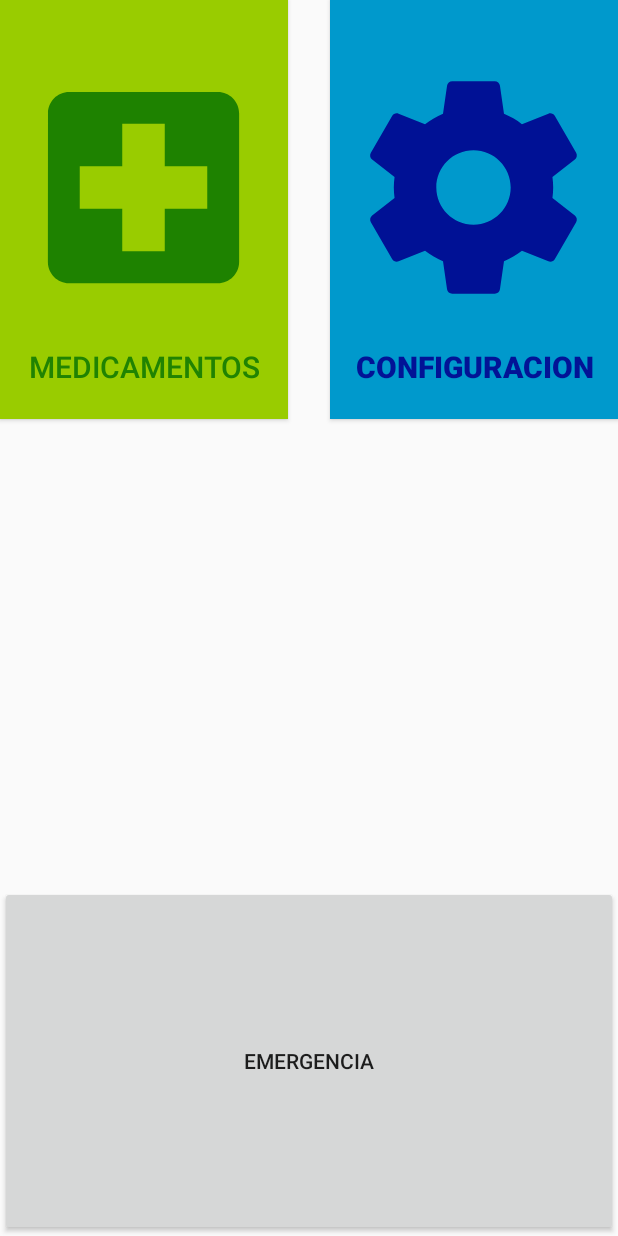
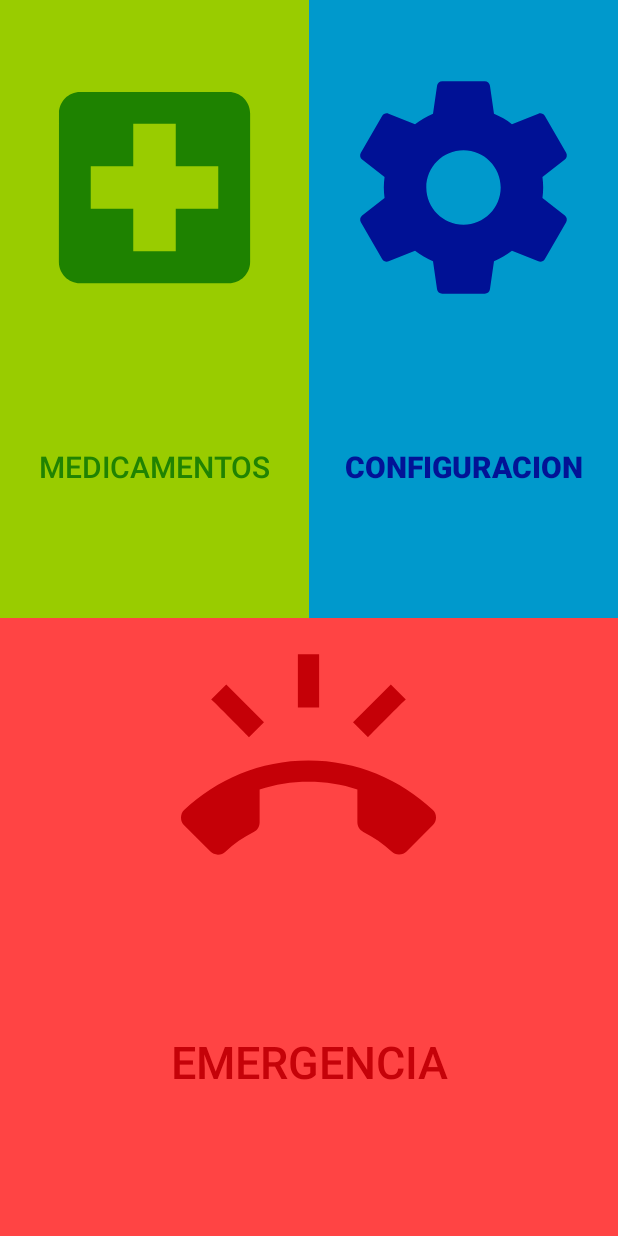
Before and after one commit to sergio-salazar/Canyouhelpmebeta, an Android app: the layout activity_main.xml on its own in the app's theme, with its tools: preview values and no code run, on a phone screen of 412 x 824 dp. Run offline under Robolectric (Android 15) with nearby library versions, the phone set to English and light mode, and no system bars.

Commit message:
Actualización de código.

```diff
--- a/app/src/main/java/mx/edu/itl/c16130842/canyouhelpmebeta/SplashActivity.java
+++ b/app/src/main/java/mx/edu/itl/c16130842/canyouhelpmebeta/SplashActivity.java
@@ -17,7 +17,7 @@ public class SplashActivity extends AppCompatActivity {
         new Handler().postDelayed(new Runnable() {
             @Override
             public void run() {
-                Intent intent = new Intent(SplashActivity.this, Main2Activity.class);
+                Intent intent = new Intent(SplashActivity.this, MainActivity.class);
                 startActivity(intent);
                 finish();
             }
--- /dev/null
+++ b/app/src/main/res/drawable/ic_contacts_white_170dp.xml
@@ -0,0 +1,5 @@
+<vector android:height="170dp" android:tint="#FFFFFF"
+    android:viewportHeight="24.0" android:viewportWidth="24.0"
+    android:width="170dp" xmlns:android="http://schemas.android.com/apk/res/android">
+    <path android:fillColor="#FF000000" android:pathData="M20,0L4,0v2h16L20,0zM4,24h16v-2L4,22v2zM20,4L4,4c-1.1,0 -2,0.9 -2,2v12c0,1.1 0.9,2 2,2h16c1.1,0 2,-0.9 2,-2L22,6c0,-1.1 -0.9,-2 -2,-2zM12,6.75c1.24,0 2.25,1.01 2.25,2.25s-1.01,2.25 -2.25,2.25S9.75,10.24 9.75,9 10.76,6.75 12,6.75zM17,17L7,17v-1.5c0,-1.67 3.33,-2.5 5,-2.5s5,0.83 5,2.5L17,17z"/>
+</vector>
--- /dev/null
+++ b/app/src/main/res/drawable/ic_contacts_white_190dp.xml
@@ -0,0 +1,5 @@
+<vector android:height="190dp" android:tint="#FFFFFF"
+    android:viewportHeight="24.0" android:viewportWidth="24.0"
+    android:width="190dp" xmlns:android="http://schemas.android.com/apk/res/android">
+    <path android:fillColor="#FF000000" android:pathData="M20,0L4,0v2h16L20,0zM4,24h16v-2L4,22v2zM20,4L4,4c-1.1,0 -2,0.9 -2,2v12c0,1.1 0.9,2 2,2h16c1.1,0 2,-0.9 2,-2L22,6c0,-1.1 -0.9,-2 -2,-2zM12,6.75c1.24,0 2.25,1.01 2.25,2.25s-1.01,2.25 -2.25,2.25S9.75,10.24 9.75,9 10.76,6.75 12,6.75zM17,17L7,17v-1.5c0,-1.67 3.33,-2.5 5,-2.5s5,0.83 5,2.5L17,17z"/>
+</vector>
--- /dev/null
+++ b/app/src/main/res/drawable/ic_message_blue_190dp.xml
@@ -0,0 +1,5 @@
+<vector android:height="190dp" android:tint="#3F51B5"
+    android:viewportHeight="24.0" android:viewportWidth="24.0"
+    android:width="190dp" xmlns:android="http://schemas.android.com/apk/res/android">
+    <path android:fillColor="#FF000000" android:pathData="M20,2L4,2c-1.1,0 -1.99,0.9 -1.99,2L2,22l4,-4h14c1.1,0 2,-0.9 2,-2L22,4c0,-1.1 -0.9,-2 -2,-2zM18,14L6,14v-2h12v2zM18,11L6,11L6,9h12v2zM18,8L6,8L6,6h12v2z"/>
+</vector>
--- /dev/null
+++ b/app/src/main/res/drawable/ic_person_add_white_24dp.xml
@@ -0,0 +1,5 @@
+<vector android:height="24dp" android:tint="#FFFFFF"
+    android:viewportHeight="24.0" android:viewportWidth="24.0"
+    android:width="24dp" xmlns:android="http://schemas.android.com/apk/res/android">
+    <path android:fillColor="#FF000000" android:pathData="M15,12c2.21,0 4,-1.79 4,-4s-1.79,-4 -4,-4 -4,1.79 -4,4 1.79,4 4,4zM6,10L6,7L4,7v3L1,10v2h3v3h2v-3h3v-2L6,10zM15,14c-2.67,0 -8,1.34 -8,4v2h16v-2c0,-2.66 -5.33,-4 -8,-4z"/>
+</vector>
--- a/app/src/main/res/layout/activity_main.xml
+++ b/app/src/main/res/layout/activity_main.xml
@@ -1,43 +1,63 @@
 <?xml version="1.0" encoding="utf-8"?>
-<RelativeLayout xmlns:android="http://schemas.android.com/apk/res/android"
+<LinearLayout xmlns:android="http://schemas.android.com/apk/res/android"
     xmlns:app="http://schemas.android.com/apk/res-auto"
     xmlns:tools="http://schemas.android.com/tools"
     android:layout_width="match_parent"
-    android:layout_height="match_parent"
+    android:layout_height="fill_parent"
+    android:orientation="vertical"
     tools:context=".MainActivity">
 
+    <LinearLayout
+        android:layout_width="fill_parent"
+        android:layout_height="match_parent"
+        android:layout_weight="0.5">
+
         <Button
-        android:id="@+id/button2"
+            android:id="@+id/button5"
             android:layout_width="match_parent"
-        android:layout_height="233dp"
-        android:layout_alignParentBottom="true"
-        android:layout_alignParentStart="true"
-        android:text="EMERGENCIA" />
+            android:layout_height="fill_parent"
+            android:layout_weight="0.5"
+            android:background="@android:color/holo_green_light"
+            android:drawableTop="@drawable/ic_local_hospital_green_170dp"
+            android:onClick="btnMedicamentosOnClick"
+            android:paddingTop="40dp"
+            android:text="MEDICAMENTOS"
+            android:textColor="#208302"
+            android:textSize="20sp" />
 
         <Button
             android:id="@+id/button4"
-        android:layout_width="192dp"
-        android:layout_height="279dp"
-        android:layout_alignParentEnd="true"
-        android:layout_alignParentTop="true"
+            android:layout_width="match_parent"
+            android:layout_height="fill_parent"
+            android:layout_weight="0.5"
             android:background="@android:color/holo_blue_dark"
             android:drawableTop="@drawable/ic_settings_black_170dp"
+            android:onClick="btnConfiguracionOnClick"
             android:paddingTop="40dp"
             android:text="CONFIGURACION"
             android:textColor="#021396"
             android:textSize="20sp"
             android:textStyle="bold" />
 
+    </LinearLayout>
+
+    <LinearLayout
+        android:layout_width="match_parent"
+        android:layout_height="fill_parent"
+        android:layout_weight="0.5"
+        android:weightSum="0.5">
+
         <Button
-        android:id="@+id/button5"
-        android:layout_width="192dp"
-        android:layout_height="279dp"
-        android:layout_alignParentStart="true"
-        android:layout_alignParentTop="true"
-        android:background="@android:color/holo_green_light"
-        android:drawableTop="@drawable/ic_local_hospital_green_170dp"
-        android:paddingTop="40dp"
-        android:text="MEDICAMENTOS"
-        android:textColor="#208302"
-        android:textSize="20sp" />
-</RelativeLayout>
+            android:id="@+id/button2"
+            android:layout_width="match_parent"
+            android:layout_height="fill_parent"
+            android:background="@android:color/holo_red_light"
+            android:drawableTop="@drawable/ic_ring_volume_red_170dp"
+            android:paddingTop="10dp"
+            android:onClick="btnEmergenciaOnClick"
+            android:text="EMERGENCIA"
+            android:textColor="#c50209"
+            android:textSize="30sp" />
+    </LinearLayout>
+
+</LinearLayout>
--- a/app/src/main/res/values/strings.xml
+++ b/app/src/main/res/values/strings.xml
@@ -1,5 +1,5 @@
 <resources>
-    <string name="app_name">Can you help me beta</string>
+    <string name="app_name">CAN YOU HELP ME?</string>
     <string name="can_you_help_me">CAN YOU HELP ME?</string>
     <string name="todo">TODO</string>
     <string name="title_activity_llamada">LlamadaActivity</string>
@@ -20,4 +20,6 @@
     <string name="title_home">Home</string>
     <string name="title_dashboard">Dashboard</string>
     <string name="title_notifications">Notifications</string>
+    <string name="title_activity_configuracion">ConfiguracionActivity</string>
+    <string name="title_activity_contactos">ContactosActivity</string>
 </resources>
--- a/app/src/main/res/values/styles.xml
+++ b/app/src/main/res/values/styles.xml
@@ -13,7 +13,8 @@
         <item name="windowNoTitle">true</item>
     </style>
 
-    <style name="AppTheme.AppBarOverlay" parent="ThemeOverlay.AppCompat.Dark.ActionBar"/>
-    <style name="AppTheme.PopupOverlay" parent="ThemeOverlay.AppCompat.Light"/>
+    <style name="AppTheme.AppBarOverlay" parent="ThemeOverlay.AppCompat.Dark.ActionBar" />
+
+    <style name="AppTheme.PopupOverlay" parent="ThemeOverlay.AppCompat.Light" />
 
 </resources>
```
Also changed, not shown: app/src/main/AndroidManifest.xml (+6 -1 lines), app/src/main/java/mx/edu/itl/c16130842/canyouhelpmebeta/AdaptadorRecyclerViewContactos.java (added, +67 -0 lines), app/src/main/java/mx/edu/itl/c16130842/canyouhelpmebeta/ConfiguracionActivity.java (added, +27 -0 lines), app/src/main/java/mx/edu/itl/c16130842/canyouhelpmebeta/Contactos.java (added, +54 -0 lines), app/src/main/java/mx/edu/itl/c16130842/canyouhelpmebeta/ContactosActivity.java (added, +39 -0 lines), app/src/main/java/mx/edu/itl/c16130842/canyouhelpmebeta/MainActivity.java (+26 -0 lines), app/src/main/res/drawable/ic_phone_forwarded_black_24dp.xml (added, +9 -0 lines), app/src/main/res/layout/activity_configuracion.xml (added, +36 -0 lines), app/src/main/res/layout/activity_contactos.xml (added, +62 -0 lines), app/src/main/res/layout/content_contactos.xml (added, +11 -0 lines), app/src/main/res/layout/tarjeta_contacto.xml (added, +46 -0 lines). Lines whose indentation alone changed are shown as unchanged.
